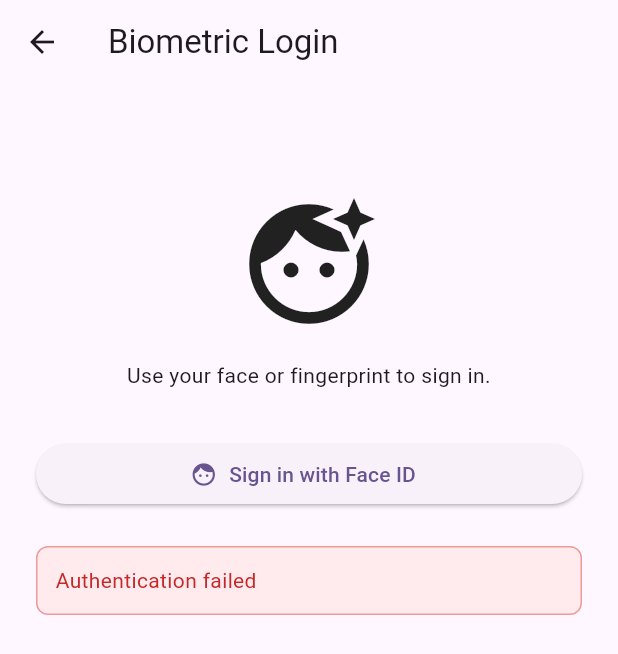
After one commit to AlphaWaveSystems/e2e-test-workspace, a Flutter app: the BiometricLoginPage screen opened by its route, after a tap on "Sign in with Face ID", on a phone screen of 412 x 824 dp. The commit adds this screen. Shown: the top 654 px of the screen. Run offline on Flutter 3.47's test engine with Material 3 defaults, Android fonts, the phone set to English and light mode, and no system bars; our stand-ins replace get_it, local_auth; missing offline and left inert: flutter_probe_agent, nightowl_sdk; accounts and stored records are empty.

Commit message:
feat(biometric): BiometricLoginPage uses awaitBiometricResult() for iOS 26+ compat
Updates BiometricLoginPage to call awaitBiometricResult() from
flutter_probe_agent (v0.9.8) in PROBE_AGENT builds instead of
local_auth.authenticate(). Fixes biometric no-match tests on iOS 26+
simulator where notifyutil no-match notifications no longer resolve
LAContext.evaluatePolicy.

Also adds biometric auth tests (biometric_match.probe,
biometric_no_match.probe) and updates README for v0.9.8 biometric features.

```diff
--- a/mobile/lib/app.dart
+++ b/mobile/lib/app.dart
@@ -4,6 +4,7 @@ import 'package:provider/provider.dart';
 import 'navigation/routes.dart';
 import 'navigation/home_page.dart';
 import 'features/auth/presentation/pages/login_page.dart';
+import 'features/auth/presentation/pages/biometric_login_page.dart';
 import 'features/auth/presentation/pages/dashboard_page.dart';
 import 'features/settings/presentation/pages/settings_page.dart';
 import 'features/settings/presentation/providers/settings_provider.dart';
@@ -39,6 +40,7 @@ class ProbeTestApp extends StatelessWidget {
         routes: {
           Routes.home: (context) => const HomePage(),
           Routes.login: (context) => const LoginPage(),
+          Routes.biometric: (context) => const BiometricLoginPage(),
           Routes.dashboard: (context) => const DashboardPage(),
           Routes.settings: (context) => const SettingsPage(),
           Routes.items: (context) => const ItemListPage(),
--- /dev/null
+++ b/mobile/lib/features/auth/presentation/pages/biometric_login_page.dart
@@ -0,0 +1,131 @@
+import 'package:flutter/material.dart';
+import 'package:flutter/services.dart';
+import 'package:flutter_probe_agent/flutter_probe_agent.dart';
+import 'package:local_auth/local_auth.dart';
+import 'package:provider/provider.dart';
+
+import '../../../../navigation/routes.dart';
+import '../providers/auth_provider.dart';
+
+/// Tests FlutterProbe v0.9.8's biometric simulation hooks
+/// (`enroll biometric`, `biometric match`, `biometric no match`).
+///
+/// In PROBE_AGENT builds, uses [awaitBiometricResult] instead of
+/// `local_auth.authenticate()` so the ProbeAgent CLI can deliver the
+/// match/no-match result directly via [probe.biometric_signal] — required
+/// on iOS 26+ where `notifyutil` no-match notifications no longer resolve
+/// [LAContext.evaluatePolicy].
+class BiometricLoginPage extends StatefulWidget {
+  const BiometricLoginPage({super.key});
+
+  @override
+  State<BiometricLoginPage> createState() => _BiometricLoginPageState();
+}
+
+class _BiometricLoginPageState extends State<BiometricLoginPage> {
+  final _auth = LocalAuthentication();
+  bool _busy = false;
+  String? _error;
+
+  Future<void> _signInWithBiometrics() async {
+    setState(() {
+      _busy = true;
+      _error = null;
+    });
+
+    bool ok = false;
+    try {
+      if (const bool.fromEnvironment('PROBE_AGENT')) {
+        // In test mode the CLI sends probe.biometric_signal after firing the
+        // platform-level biometric notification. Using awaitBiometricResult()
+        // bypasses LAContext so no-match reliably resolves on all iOS versions.
+        ok = await awaitBiometricResult();
+      } else {
+        ok = await _auth.authenticate(
+          localizedReason: 'Sign in to your account',
+          options: const AuthenticationOptions(
+            stickyAuth: false,
+            biometricOnly: true,
+          ),
+        );
+      }
+    } on PlatformException {
+      // Any platform error in non-probe mode is treated as authentication failure.
+    }
+
+    if (!mounted) return;
+
+    if (ok) {
+      await context.read<AuthProvider>().loginWithBiometrics();
+      if (!mounted) return;
+      Navigator.pushNamedAndRemoveUntil(
+        context,
+        Routes.dashboard,
+        (route) => route.isFirst,
+      );
+      return;
+    }
+
+    setState(() {
+      _busy = false;
+      _error = 'Authentication failed';
+    });
+  }
+
+  @override
+  Widget build(BuildContext context) {
+    return Scaffold(
+      appBar: AppBar(title: const Text('Biometric Login')),
+      body: Padding(
+        padding: const EdgeInsets.all(24),
+        child: Column(
+          crossAxisAlignment: CrossAxisAlignment.stretch,
+          children: [
+            const SizedBox(height: 48),
+            const Icon(Icons.face_retouching_natural, size: 96),
+            const SizedBox(height: 16),
+            const Text(
+              'Use your face or fingerprint to sign in.',
+              key: ValueKey('biometric_prompt_intro'),
+              textAlign: TextAlign.center,
+            ),
+            const SizedBox(height: 32),
+            ElevatedButton.icon(
+              key: const ValueKey('sign_in_with_face_id'),
+              onPressed: _busy ? null : _signInWithBiometrics,
+              icon: const Icon(Icons.face),
+              label: const Text('Sign in with Face ID'),
+            ),
+            if (_busy) ...[
+              const SizedBox(height: 24),
+              const Center(
+                child: Padding(
+                  padding: EdgeInsets.all(8),
+                  child: CircularProgressIndicator(
+                    key: ValueKey('biometric_progress'),
+                  ),
+                ),
+              ),
+            ],
+            if (_error != null) ...[
+              const SizedBox(height: 24),
+              Container(
+                key: const ValueKey('biometric_error_banner'),
+                padding: const EdgeInsets.all(12),
+                decoration: BoxDecoration(
+                  color: Colors.red.shade50,
+                  border: Border.all(color: Colors.red.shade200),
+                  borderRadius: BorderRadius.circular(8),
+                ),
+                child: Text(
+                  _error!,
+                  style: TextStyle(color: Colors.red.shade800),
+                ),
+              ),
+            ],
+          ],
+        ),
+      ),
+    );
+  }
+}
--- a/mobile/lib/features/auth/presentation/providers/auth_provider.dart
+++ b/mobile/lib/features/auth/presentation/providers/auth_provider.dart
@@ -39,6 +39,19 @@ class AuthProvider extends ChangeNotifier {
     }
   }
 
+  /// Marks the user as authenticated after a successful biometric capture.
+  /// Used by [BiometricLoginPage]; bypasses email/password since the OS
+  /// has already proven identity.
+  Future<void> loginWithBiometrics() async {
+    _currentUser = const User(
+      id: -1,
+      email: 'biometric@local',
+      name: 'Biometric User',
+    );
+    _error = null;
+    notifyListeners();
+  }
+
   void logout() {
     _currentUser = null;
     _error = null;
--- a/mobile/lib/main.dart
+++ b/mobile/lib/main.dart
@@ -1,14 +1,21 @@
 import 'package:flutter/material.dart';
 import 'package:provider/provider.dart';
+import 'package:nightowl_sdk/nightowl.dart';
 
-import 'package:probe_agent/probe_agent.dart';
+import 'package:flutter_probe_agent/flutter_probe_agent.dart';
 
 import 'app.dart';
 import 'core/di/injection.dart';
 import 'features/auth/presentation/providers/auth_provider.dart';
 
 void main() async {
-  WidgetsFlutterBinding.ensureInitialized();
+  NightOwlBinding.ensureInitialized(
+    config: NightOwlConfig(
+      serverUrl: 'ws://localhost:7890/sessions/stream',
+      debugLogging: true,
+      deviceMetadata: {'app': 'probe_test_app', 'version': '1.0.0'},
+    ),
+  );
 
   const probeEnabled = bool.fromEnvironment('PROBE_AGENT');
   if (probeEnabled) {
--- a/mobile/lib/navigation/home_page.dart
+++ b/mobile/lib/navigation/home_page.dart
@@ -82,6 +82,7 @@ class _HomePageState extends State<HomePage> {
           child: ListView(
             children: [
               _navTile('Login', Icons.login, Routes.login, 'nav_login'),
+              _navTile('Biometric Login', Icons.face, Routes.biometric, 'nav_biometric'),
               _navTile('Dashboard', Icons.dashboard, Routes.dashboard, 'nav_dashboard'),
               _navTile('Settings', Icons.settings, Routes.settings, 'nav_settings'),
               _navTile('Items', Icons.list, Routes.items, 'nav_items'),
--- a/mobile/lib/navigation/routes.dart
+++ b/mobile/lib/navigation/routes.dart
@@ -3,6 +3,7 @@ class Routes {
 
   static const String home = '/';
   static const String login = '/login';
+  static const String biometric = '/biometric';
   static const String dashboard = '/dashboard';
   static const String settings = '/settings';
   static const String items = '/items';
```
Also changed, not shown: mobile/pubspec.yaml (+5 -2 lines), mobile/pubspec.lock, 5 other files.
